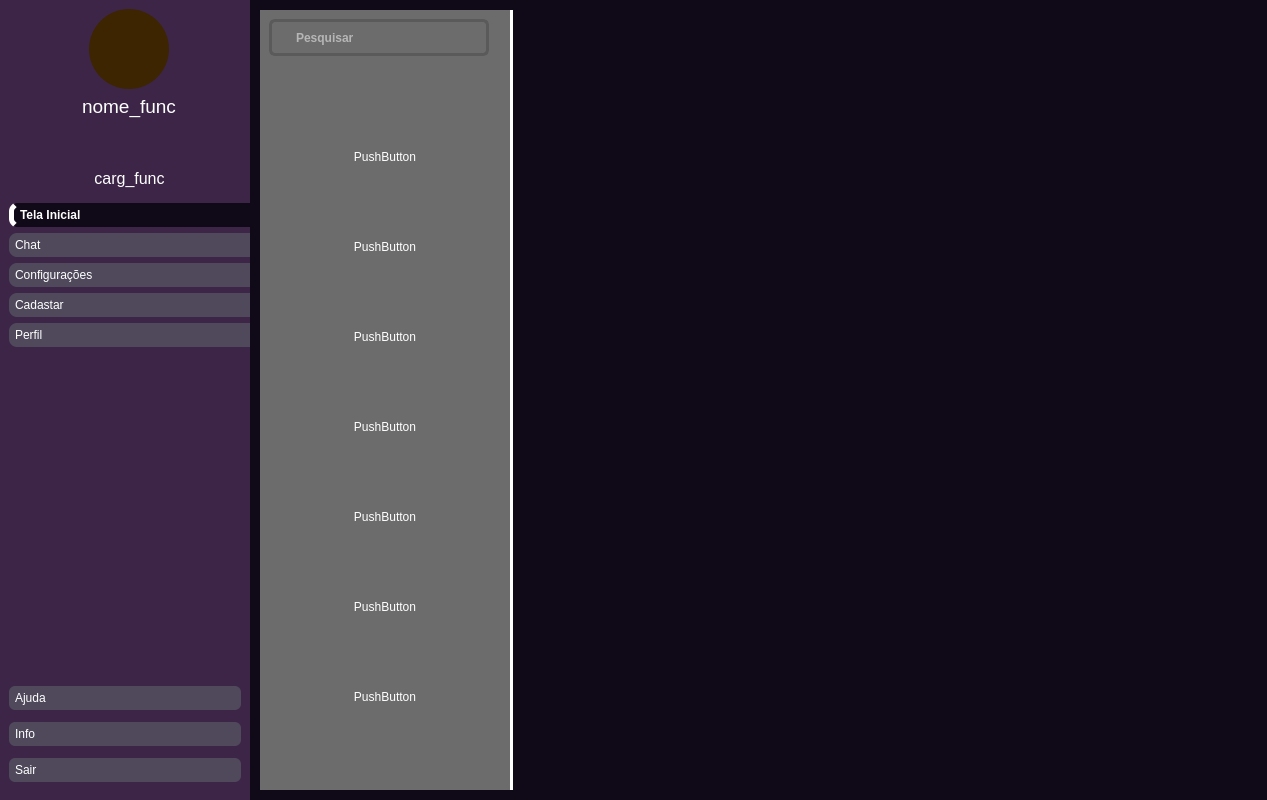
Before: the Qt Designer form design/NOVODASH.ui in Zstraffey/NewTE, drawn with Qt 5.
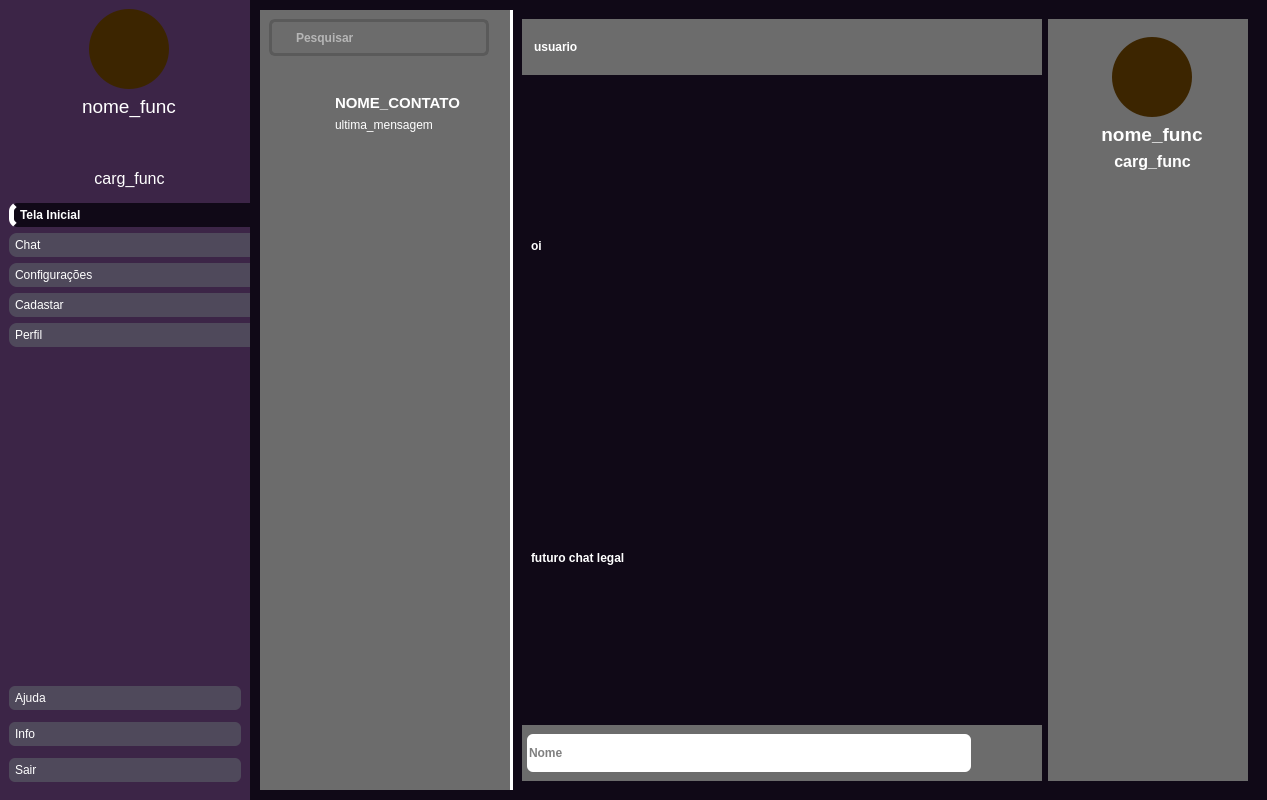
After: the same form once the commit is applied. The open tabs and pages were chosen to show the change. Icons and pictures are not drawn.

Commit message: chat finalizado; elementos nomeados; prontos para programar

What changed in the file:
```diff
--- a/design/NOVODASH.ui
+++ b/design/NOVODASH.ui
@@ -2231,6 +2231,10 @@
             <verstretch>0</verstretch>
            </sizepolicy>
           </property>
+          <property name="styleSheet">
+           <string notr="true">font: 75 10pt &quot;Inter 18pt&quot;;
+	font-weight: bold;</string>
+          </property>
           <layout class="QHBoxLayout" name="horizontalLayout_5">
            <property name="spacing">
             <number>0</number>
@@ -2356,67 +2360,127 @@
               </item>
               <item>
                <widget class="QScrollArea" name="scrollArea">
+                <property name="styleSheet">
+                 <string notr="true"/>
+                </property>
                 <property name="widgetResizable">
                  <bool>true</bool>
                 </property>
+                <property name="alignment">
+                 <set>Qt::AlignLeading|Qt::AlignLeft|Qt::AlignTop</set>
+                </property>
                 <widget class="QWidget" name="scrollAreaWidgetContents">
                  <property name="geometry">
                   <rect>
                    <x>0</x>
                    <y>0</y>
                    <width>250</width>
-                   <height>702</height>
+                   <height>718</height>
                   </rect>
                  </property>
                  <layout class="QVBoxLayout" name="verticalLayout_28">
                   <item>
-                   <widget class="QPushButton" name="pushButton_11">
-                    <property name="text">
-                     <string>PushButton</string>
+                   <widget class="QWidget" name="template_contato" native="true">
+                    <property name="maximumSize">
+                     <size>
+                      <width>16777215</width>
+                      <height>70</height>
+                     </size>
                     </property>
-                   </widget>
-                  </item>
-                  <item>
-                   <widget class="QPushButton" name="pushButton_10">
-                    <property name="text">
-                     <string>PushButton</string>
+                    <property name="styleSheet">
+                     <string notr="true"/>
                     </property>
+                    <layout class="QHBoxLayout" name="horizontalLayout_9">
+                     <property name="leftMargin">
+                      <number>0</number>
+                     </property>
+                     <property name="topMargin">
+                      <number>5</number>
+                     </property>
+                     <property name="rightMargin">
+                      <number>0</number>
+                     </property>
+                     <property name="bottomMargin">
+                      <number>5</number>
+                     </property>
+                     <item>
+                      <widget class="QLabel" name="foto_cntt">
+                       <property name="sizePolicy">
+                        <sizepolicy hsizetype="Fixed" vsizetype="Preferred">
+                         <horstretch>0</horstretch>
+                         <verstretch>0</verstretch>
+                        </sizepolicy>
+                       </property>
+                       <property name="maximumSize">
+                        <size>
+                         <width>60</width>
+                         <height>16777215</height>
+                        </size>
+                       </property>
+                       <property name="text">
+                        <string/>
+                       </property>
+                       <property name="pixmap">
+                        <pixmap resource="../imagens/imgs.qrc">:/imgs/logo_new_te.png</pixmap>
+                       </property>
+                       <property name="scaledContents">
+                        <bool>true</bool>
+                       </property>
+                      </widget>
+                     </item>
+                     <item>
+                      <widget class="QWidget" name="widget_27" native="true">
+                       <layout class="QVBoxLayout" name="verticalLayout_30">
+                        <property name="spacing">
+                         <number>6</number>
+                        </property>
+                        <property name="leftMargin">
+                         <number>0</number>
+                        </property>
+                        <property name="topMargin">
+                         <number>9</number>
+                        </property>
+                        <property name="rightMargin">
+                         <number>0</number>
+                        </property>
+                        <property name="bottomMargin">
+                         <number>9</number>
+                        </property>
+                        <item>
+                         <widget class="QLabel" name="nome_salvo">
+                          <property name="text">
+                           <string>&lt;html&gt;&lt;head/&gt;&lt;body&gt;&lt;p&gt;&lt;span style=&quot; font-size:11pt; font-weight:600;&quot;&gt;NOME_CONTATO&lt;/span&gt;&lt;/p&gt;&lt;/body&gt;&lt;/html&gt;</string>
+                          </property>
+                         </widget>
+                        </item>
+                        <item>
+                         <widget class="QLabel" name="ultima_mensagem">
+                          <property name="styleSheet">
+                           <string notr="true">font-weight: normal ;</string>
+                          </property>
+                          <property name="text">
+                           <string>ultima_mensagem</string>
+                          </property>
+                         </widget>
+                        </item>
+                       </layout>
+                      </widget>
+                     </item>
+                    </layout>
                    </widget>
                   </item>
                   <item>
-                   <widget class="QPushButton" name="pushButton_9">
-                    <property name="text">
-                     <string>PushButton</string>
+                   <spacer name="verticalSpacer_3">
+                    <property name="orientation">
+                     <enum>Qt::Vertical</enum>
                     </property>
-                   </widget>
-                  </item>
-                  <item>
-                   <widget class="QPushButton" name="pushButton_8">
-                    <property name="text">
-                     <string>PushButton</string>
+                    <property name="sizeHint" stdset="0">
+                     <size>
+                      <width>20</width>
+                      <height>40</height>
+                     </size>
                     </property>
-                   </widget>
-                  </item>
-                  <item>
-                   <widget class="QPushButton" name="pushButton_7">
-                    <property name="text">
-                     <string>PushButton</string>
-                    </property>
-                   </widget>
-                  </item>
-                  <item>
-                   <widget class="QPushButton" name="pushButton_6">
-                    <property name="text">
-                     <string>PushButton</string>
-                    </property>
-                   </widget>
-                  </item>
-                  <item>
-                   <widget class="QPushButton" name="pushButton_5">
-                    <property name="text">
-                     <string>PushButton</string>
-                    </property>
-                   </widget>
+                   </spacer>
                   </item>
                  </layout>
                 </widget>
@@ -2439,8 +2503,11 @@
             </widget>
            </item>
            <item>
-            <widget class="QStackedWidget" name="stackedWidget">
-             <widget class="QWidget" name="page_3">
+            <widget class="QStackedWidget" name="stacked_local_chat">
+             <property name="currentIndex">
+              <number>1</number>
+             </property>
+             <widget class="QWidget" name="page_pcopia_d_template_chat">
               <layout class="QHBoxLayout" name="horizontalLayout_7">
                <item>
                 <widget class="QWidget" name="widget_23" native="true">
@@ -2639,17 +2706,36 @@
                       <number>0</number>
                      </property>
                      <item>
-                      <spacer name="verticalSpacer_3">
-                       <property name="orientation">
-                        <enum>Qt::Vertical</enum>
+                      <widget class="QWidget" name="local_chat" native="true">
+                       <property name="sizePolicy">
+                        <sizepolicy hsizetype="Expanding" vsizetype="Preferred">
+                         <horstretch>0</horstretch>
+                         <verstretch>0</verstretch>
+                        </sizepolicy>
                        </property>
-                       <property name="sizeHint" stdset="0">
+                       <property name="minimumSize">
                         <size>
-                         <width>20</width>
-                         <height>40</height>
+                         <width>0</width>
+                         <height>600</height>
                         </size>
                        </property>
-                      </spacer>
+                       <layout class="QVBoxLayout" name="verticalLayout_49">
+                        <item>
+                         <widget class="QLabel" name="podeapagar_2">
+                          <property name="text">
+                           <string>oi</string>
+                          </property>
+                         </widget>
+                        </item>
+                        <item>
+                         <widget class="QLabel" name="podeapagar">
+                          <property name="text">
+                           <string>futuro chat legal</string>
+                          </property>
+                         </widget>
+                        </item>
+                       </layout>
+                      </widget>
                      </item>
                      <item>
                       <widget class="QWidget" name="btns_principais_do_dashboard_3" native="true">
@@ -2718,7 +2804,9 @@
     border-radius: 6px;
 	border: none;
 }
-</string>
+QPushButton:hover {
+    background-color: #4a4a4a;
+}</string>
                           </property>
                           <layout class="QHBoxLayout" name="horizontalLayout_8">
                            <property name="leftMargin">
@@ -2819,10 +2907,182 @@
                    <height>16777215</height>
                   </size>
                  </property>
-                 <widget class="QWidget" name="page_7">
+                 <property name="currentIndex">
+                  <number>0</number>
+                 </property>
+                 <widget class="QWidget" name="page_infocontato">
                   <property name="styleSheet">
                    <string notr="true">background-color: #6c6c6c;</string>
                   </property>
+                  <layout class="QVBoxLayout" name="verticalLayout_47">
+                   <item>
+                    <widget class="QFrame" name="frame_3">
+                     <property name="sizePolicy">
+                      <sizepolicy hsizetype="Expanding" vsizetype="Fixed">
+                       <horstretch>0</horstretch>
+                       <verstretch>0</verstretch>
+                      </sizepolicy>
+                     </property>
+                     <property name="minimumSize">
+                      <size>
+                       <width>0</width>
+                       <height>100</height>
+                      </size>
+                     </property>
+                     <property name="layoutDirection">
+                      <enum>Qt::LeftToRight</enum>
+                     </property>
+                     <property name="styleSheet">
+                      <string notr="true">QPushButton{
+    text-align: left;
+    padding: 5px 6px;
+	font: 63 12pt &quot;Inter 18pt SemiBold&quot;;
+}
+
+</string>
+                     </property>
+                     <property name="frameShape">
+                      <enum>QFrame::StyledPanel</enum>
+                     </property>
+                     <property name="frameShadow">
+                      <enum>QFrame::Raised</enum>
+                     </property>
+                     <layout class="QVBoxLayout" name="verticalLayout_44">
+                      <property name="rightMargin">
+                       <number>0</number>
+                      </property>
+                      <item>
+                       <widget class="QWidget" name="widget_28" native="true">
+                        <property name="sizePolicy">
+                         <sizepolicy hsizetype="Expanding" vsizetype="Fixed">
+                          <horstretch>0</horstretch>
+                          <verstretch>0</verstretch>
+                         </sizepolicy>
+                        </property>
+                        <property name="minimumSize">
+                         <size>
+                          <width>0</width>
+                          <height>80</height>
+                         </size>
+                        </property>
+                        <property name="autoFillBackground">
+                         <bool>false</bool>
+                        </property>
+                        <layout class="QVBoxLayout" name="verticalLayout_45">
+                         <property name="leftMargin">
+                          <number>0</number>
+                         </property>
+                         <property name="topMargin">
+                          <number>0</number>
+                         </property>
+                         <property name="rightMargin">
+                          <number>0</number>
+                         </property>
+                         <property name="bottomMargin">
+                          <number>0</number>
+                         </property>
+                         <item alignment="Qt::AlignHCenter">
+                          <widget class="QPushButton" name="foto_func_contato">
+                           <property name="sizePolicy">
+                            <sizepolicy hsizetype="Fixed" vsizetype="Fixed">
+                             <horstretch>0</horstretch>
+                             <verstretch>0</verstretch>
+                            </sizepolicy>
+                           </property>
+                           <property name="minimumSize">
+                            <size>
+                             <width>80</width>
+                             <height>80</height>
+                            </size>
+                           </property>
+                           <property name="maximumSize">
+                            <size>
+                             <width>80</width>
+                             <height>80</height>
+                            </size>
+                           </property>
+                           <property name="cursor">
+                            <cursorShape>PointingHandCursor</cursorShape>
+                           </property>
+                           <property name="layoutDirection">
+                            <enum>Qt::LeftToRight</enum>
+                           </property>
+                           <property name="styleSheet">
+                            <string notr="true">QPushButton{
+text-aling:center;
+	background-color: rgb(60, 37, 00) ;
+border-radius: 40px;
+
+}</string>
+                           </property>
+                           <property name="text">
+                            <string/>
+                           </property>
+                           <property name="iconSize">
+                            <size>
+                             <width>80</width>
+                             <height>80</height>
+                            </size>
+                           </property>
+                          </widget>
+                         </item>
+                        </layout>
+                       </widget>
+                      </item>
+                      <item alignment="Qt::AlignHCenter|Qt::AlignTop">
+                       <widget class="QLabel" name="nome_func_contato">
+                        <property name="text">
+                         <string>&lt;html&gt;&lt;head/&gt;&lt;body&gt;&lt;p align=&quot;center&quot;&gt;&lt;span style=&quot; font-size:14pt;&quot;&gt;nome_func&lt;/span&gt;&lt;/p&gt;&lt;/body&gt;&lt;/html&gt;</string>
+                        </property>
+                       </widget>
+                      </item>
+                      <item alignment="Qt::AlignHCenter|Qt::AlignBottom">
+                       <widget class="QLabel" name="carg_func_contato">
+                        <property name="text">
+                         <string>&lt;html&gt;&lt;head/&gt;&lt;body&gt;&lt;p align=&quot;center&quot;&gt;&lt;span style=&quot; font-size:12pt;&quot;&gt;carg_func&lt;/span&gt;&lt;/p&gt;&lt;/body&gt;&lt;/html&gt;</string>
+                        </property>
+                       </widget>
+                      </item>
+                      <item>
+                       <widget class="Line" name="line_9">
+                        <property name="styleSheet">
+                         <string notr="true">Line{
+
+	background-color: rgb(255, 255, 255);
+
+}</string>
+                        </property>
+                        <property name="frameShadow">
+                         <enum>QFrame::Plain</enum>
+                        </property>
+                        <property name="lineWidth">
+                         <number>1</number>
+                        </property>
+                        <property name="midLineWidth">
+                         <number>1</number>
+                        </property>
+                        <property name="orientation">
+                         <enum>Qt::Horizontal</enum>
+                        </property>
+                       </widget>
+                      </item>
+                     </layout>
+                    </widget>
+                   </item>
+                   <item>
+                    <spacer name="verticalSpacer_4">
+                     <property name="orientation">
+                      <enum>Qt::Vertical</enum>
+                     </property>
+                     <property name="sizeHint" stdset="0">
+                      <size>
+                       <width>20</width>
+                       <height>40</height>
+                      </size>
+                     </property>
+                    </spacer>
+                   </item>
+                  </layout>
                  </widget>
                  <widget class="QWidget" name="page_8">
                   <property name="styleSheet">
```
Left out of the diff: 53 changed lines with no effect on the pictures. The commit also changes 1 other file.
